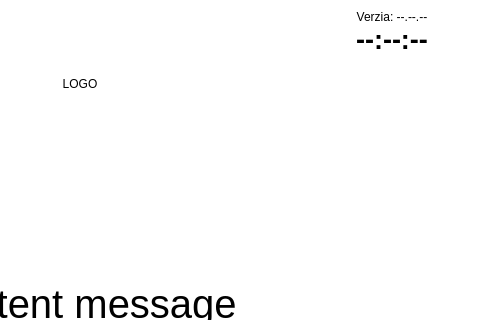
Qt form resources/InitLayout.ui (KelloTomas/RALLO) before a commit; both pictures show x 320 to 800 and y 0 to 320 of the 800 by 480 pixel window.
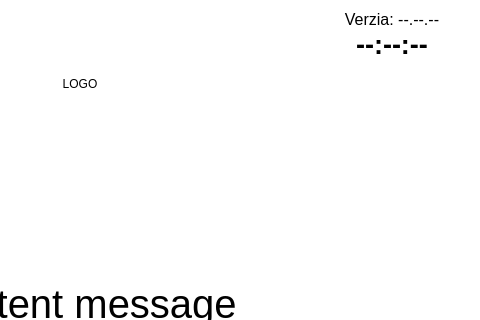
The same form after that commit.

Patch:
```diff
--- a/resources/InitLayout.ui
+++ b/resources/InitLayout.ui
@@ -195,6 +195,11 @@
            <verstretch>0</verstretch>
           </sizepolicy>
          </property>
+         <property name="font">
+          <font>
+           <pointsize>12</pointsize>
+          </font>
+         </property>
          <property name="text">
           <string>Verzia: --.--.--</string>
          </property>
```
